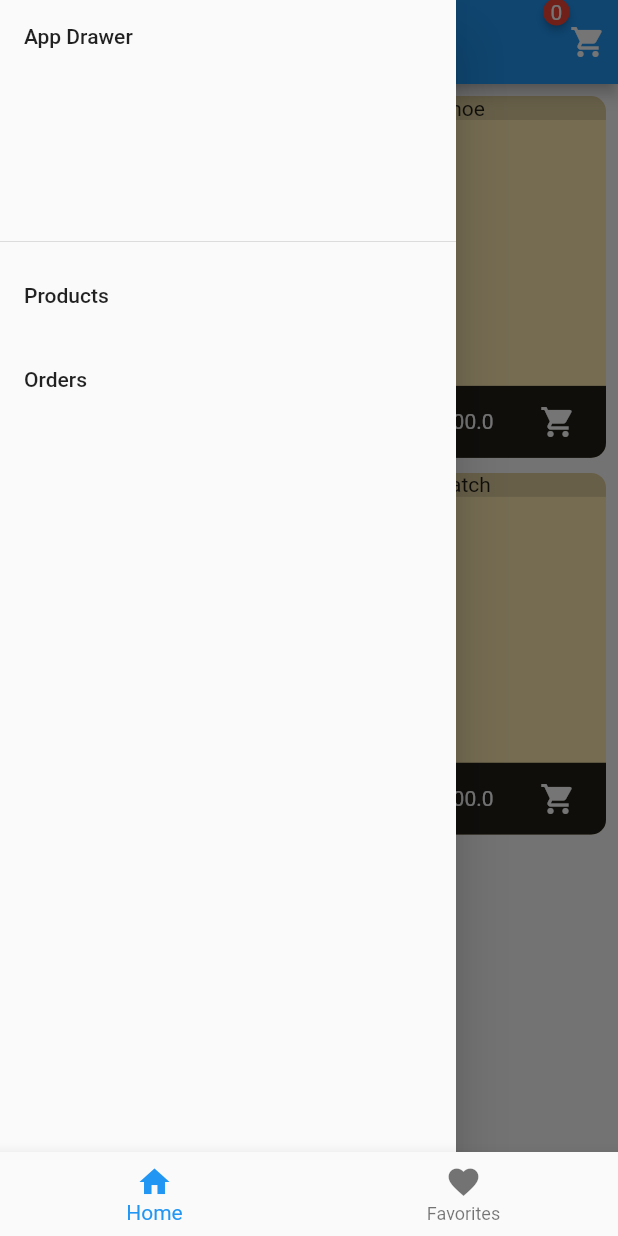
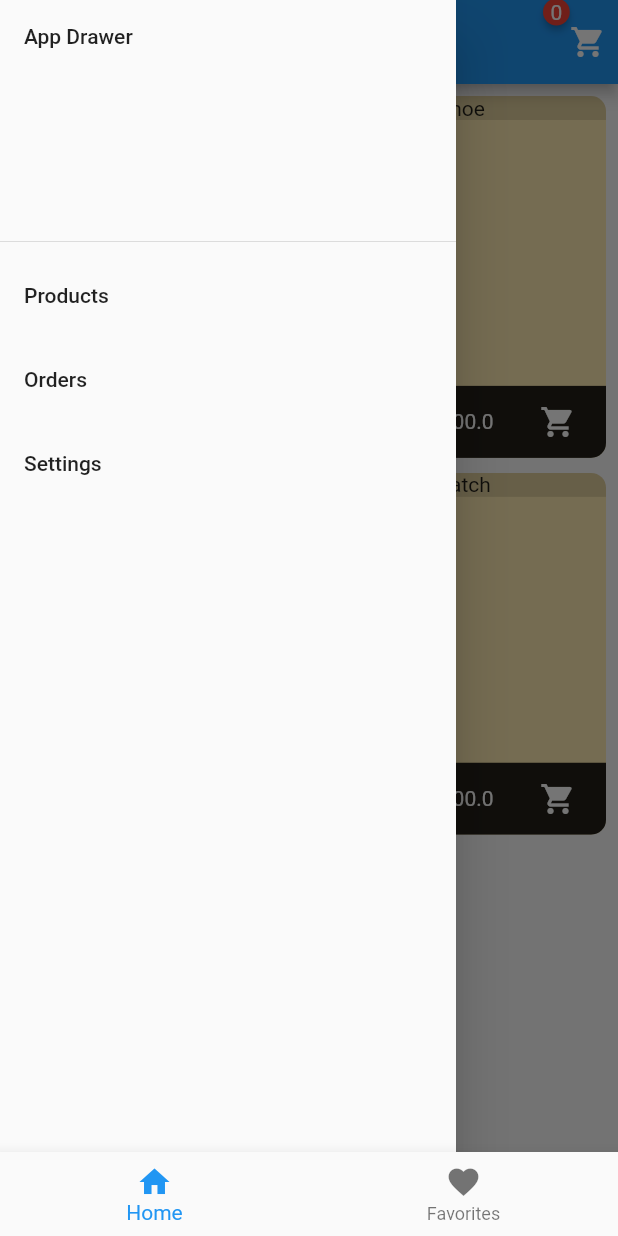
Before and after one commit to nevarwin/addtocart-favorite-example, a Flutter app: the screen it shows after launch, with the side drawer open, on a phone screen of 412 x 824 dp. Run offline on Flutter 3.47's test engine with Material 2 defaults, Android fonts, the phone set to English and light mode, and no system bars; drawn by our look-alikes of badges.

Commit message:
app drawer linking

```diff
--- a/addtocart_favorite_app/lib/screens/app_drawer.dart
+++ b/addtocart_favorite_app/lib/screens/app_drawer.dart
@@ -23,6 +23,12 @@ class AppDrawer extends StatelessWidget {
               Navigator.of(context).pushReplacementNamed('/order-screen');
             },
           ),
+          ListTile(
+            title: const Text('Settings'),
+            onTap: () {
+              Navigator.of(context).pushReplacementNamed('/settings-screen');
+            },
+          ),
         ],
       ),
     );
--- a/addtocart_favorite_app/lib/screens/settings_screen.dart
+++ b/addtocart_favorite_app/lib/screens/settings_screen.dart
@@ -1,4 +1,6 @@
 import 'package:flutter/material.dart';
+
+import '../screens/app_drawer.dart';
 
 class SettingsScreen extends StatelessWidget {
   const SettingsScreen({Key? key}) : super(key: key);
@@ -11,6 +13,7 @@ class SettingsScreen extends StatelessWidget {
       appBar: AppBar(
         title: const Text('Settings'),
       ),
+      drawer: const AppDrawer(),
     );
   }
 }
```
